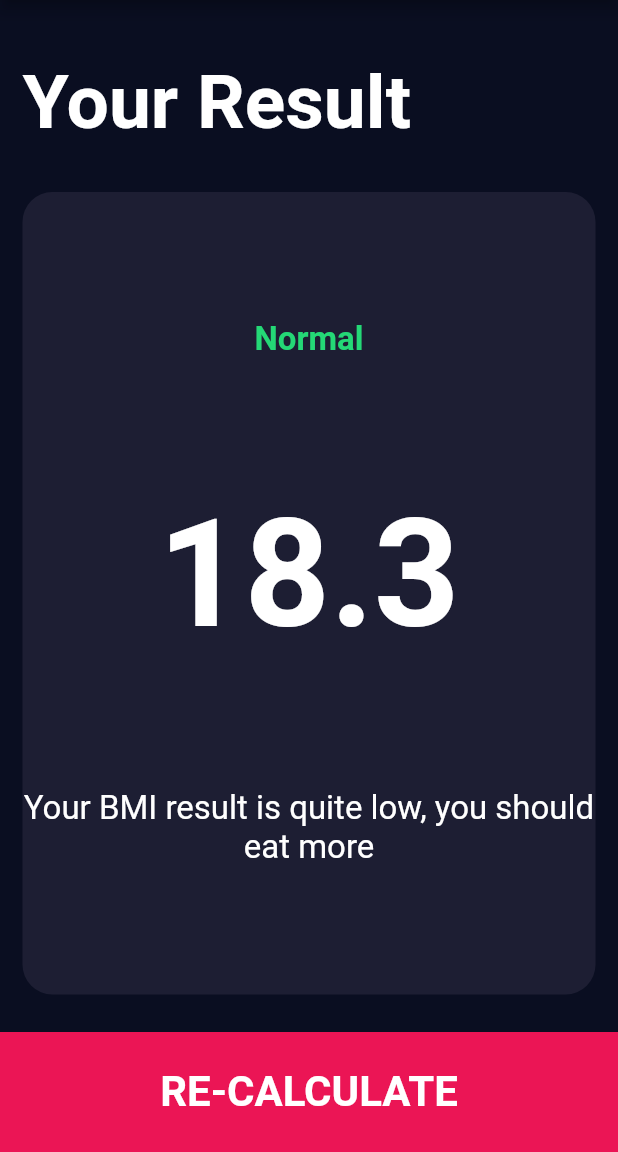
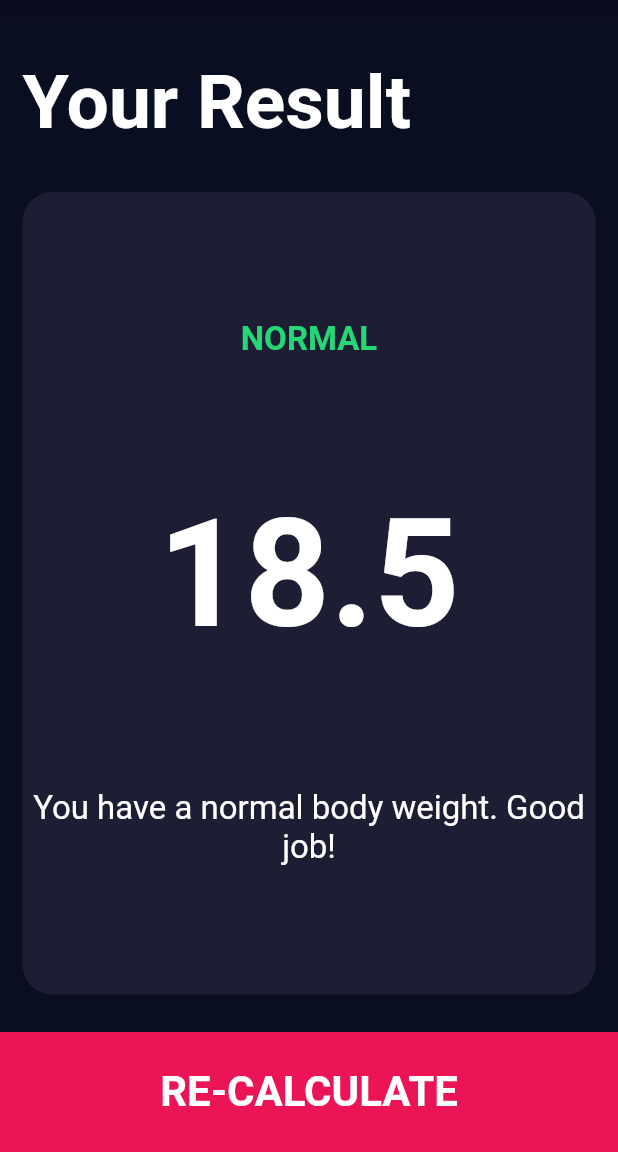
Before and after one commit to dastagg/LAB-F-bmi-calculator, a Flutter app: the screen it shows after launch, after a tap on "CALCULATE", on a phone screen of 412 x 824 dp, the part 84-1236 px from its top. Run offline on Flutter 3.47's test engine with Material 2 defaults, Android fonts, the phone set to English and light mode, and no system bars; our stand-ins replace font_awesome_flutter.

Commit message:
Project Completed.

```diff
--- /dev/null
+++ b/lib/calculator_brain.dart
@@ -0,0 +1,42 @@
+import 'dart:math';
+
+class CalculatorBrain {
+  final int height;
+  final int weight;
+
+  static const String overWeightText =
+      'You have a higher than normal body weight. Try to exercise more.';
+  static const String normalWeightText =
+      'You have a normal body weight. Good job!';
+  static const String underWeightText =
+      'You have a lower than normal body weight. You can eat a bit more.';
+
+  double _bmi = 0.0;
+
+  CalculatorBrain({required this.height, required this.weight});
+
+  String calculateBMI() {
+    _bmi = weight / pow(height / 100, 2);
+    return _bmi.toStringAsFixed(1);
+  }
+
+  String getResults() {
+    if (_bmi >= 25.0) {
+      return 'Overweight';
+    } else if (_bmi > 18.5) {
+      return 'Normal';
+    } else {
+      return 'Underweight';
+    }
+  }
+
+  String getInterpretation() {
+    if (_bmi >= 25.0) {
+      return overWeightText;
+    } else if (_bmi > 18.5) {
+      return normalWeightText;
+    } else {
+      return underWeightText;
+    }
+  }
+}
--- a/lib/screens/input_page.dart
+++ b/lib/screens/input_page.dart
@@ -6,6 +6,7 @@ import '../constants.dart';
 import 'results_page.dart';
 import '../components/bottom_button.dart';
 import '../components/round_icon_button.dart';
+import '../calculator_brain.dart';
 
 enum Gender {
   male,
@@ -214,10 +215,15 @@ class _InputPageState extends State<InputPage> {
           BottomButton(
             buttonText: 'CALCULATE',
             onTap: () {
+              CalculatorBrain calc = CalculatorBrain(height:  _personHeight, weight: _personWeight);
               Navigator.push(
                 context,
                 MaterialPageRoute(
-                  builder: (context) => ResultsPage(),
+                  builder: (context) => ResultsPage(
+                    bmiResult: calc.calculateBMI(),
+                    resultText: calc.getResults(),
+                    interpretation: calc.getInterpretation(),
+                  ),
                 ),
               );
             },
--- a/lib/screens/results_page.dart
+++ b/lib/screens/results_page.dart
@@ -1,11 +1,17 @@
 import 'package:flutter/material.dart';
-import 'package:flutter/painting.dart';
 import '../constants.dart';
 import '../components/reusable_card.dart';
 import '../components/bottom_button.dart';
 
 class ResultsPage extends StatelessWidget {
-  const ResultsPage({Key? key}) : super(key: key);
+  final String bmiResult;
+  final String resultText;
+  final String interpretation;
+
+  const ResultsPage(
+      {required this.bmiResult,
+      required this.resultText,
+      required this.interpretation});
 
   @override
   Widget build(BuildContext context) {
@@ -19,7 +25,7 @@ class ResultsPage extends StatelessWidget {
         children: [
           Expanded(
             child: Container(
-              padding: EdgeInsets.all(15.0),
+              padding: const EdgeInsets.all(15.0),
               alignment: Alignment.bottomLeft,
               child: const Text(
                 'Your Result',
@@ -36,15 +42,15 @@ class ResultsPage extends StatelessWidget {
                   crossAxisAlignment: CrossAxisAlignment.center,
                   children: [
                     Text(
-                      'Normal',
+                      resultText.toUpperCase(),
                       style: kResultTextStyle,
                     ),
                     Text(
-                      '18.3',
+                      bmiResult,
                       style: kBMITextStyle,
                     ),
                     Text(
-                      'Your BMI result is quite low, you should eat more',
+                      interpretation,
                       textAlign: TextAlign.center,
                       style: kBodyTextStyle,
                     ),
```
